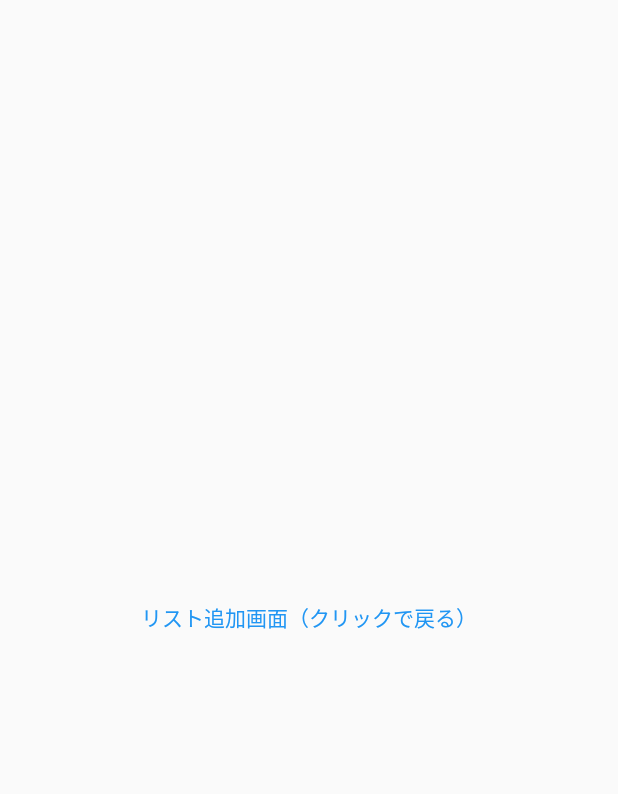
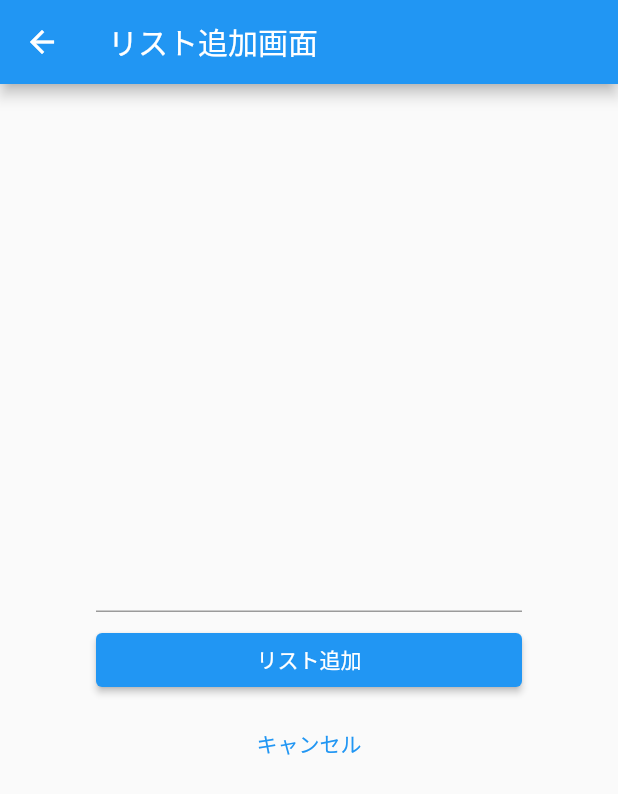
Before and after one commit to xyytgae/flutter-todo, a Flutter app: the TodoAddPage screen opened directly, on a phone screen of 412 x 824 dp. Shown: the top 794 px of the screen. Run offline on Flutter 3.47's test engine with Material 2 defaults, Android fonts, the phone set to English and light mode, and no system bars.

Commit message:
feat: リスト追加画面に入力フォーム等実装

```diff
--- a/lib/main.dart
+++ b/lib/main.dart
@@ -68,16 +68,40 @@ class TodoListPage extends StatelessWidget {
 }
 
 class TodoAddPage extends StatelessWidget {
+  const TodoAddPage({super.key});
+
   @override
   Widget build(BuildContext context) {
     return Scaffold(
-      body: Center(
-        child: TextButton(
-          onPressed: () {
-            Navigator.of(context).pop();
-          },
-          child: const Text('リスト追加画面（クリックで戻る）'),
-        ),
+      appBar: AppBar(
+        title: const Text('リスト追加画面'),
+      ),
+      body: Container(
+        padding: const EdgeInsets.all(64),
+        child: Column(
+            mainAxisAlignment: MainAxisAlignment.center,
+            children: <Widget>[
+              const TextField(),
+              const SizedBox(height: 8),
+              SizedBox(
+                  width: double.infinity,
+                  child: ElevatedButton(
+                    style: const ButtonStyle(
+                        backgroundColor: MaterialStatePropertyAll(Colors.blue)),
+                    onPressed: () {},
+                    child: const Text('リスト追加',
+                        style: TextStyle(color: Colors.white)),
+                  )),
+              const SizedBox(height: 8),
+              SizedBox(
+                  width: double.infinity,
+                  child: TextButton(
+                    onPressed: () {
+                      Navigator.of(context).pop();
+                    },
+                    child: const Text('キャンセル'),
+                  ))
+            ]),
       ),
     );
   }
```
